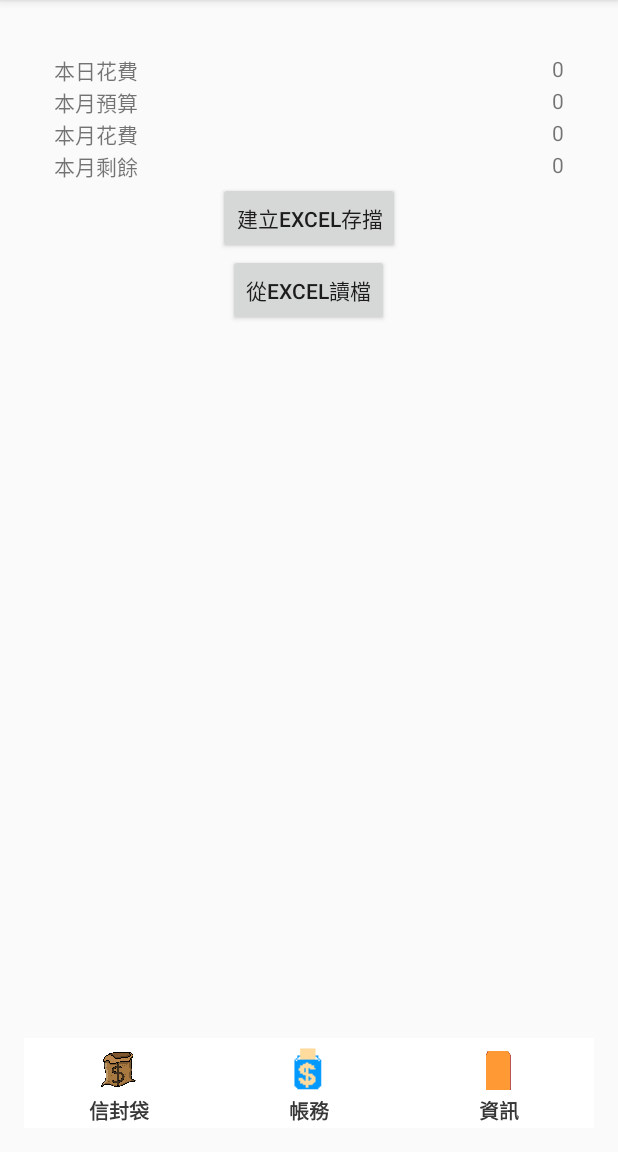
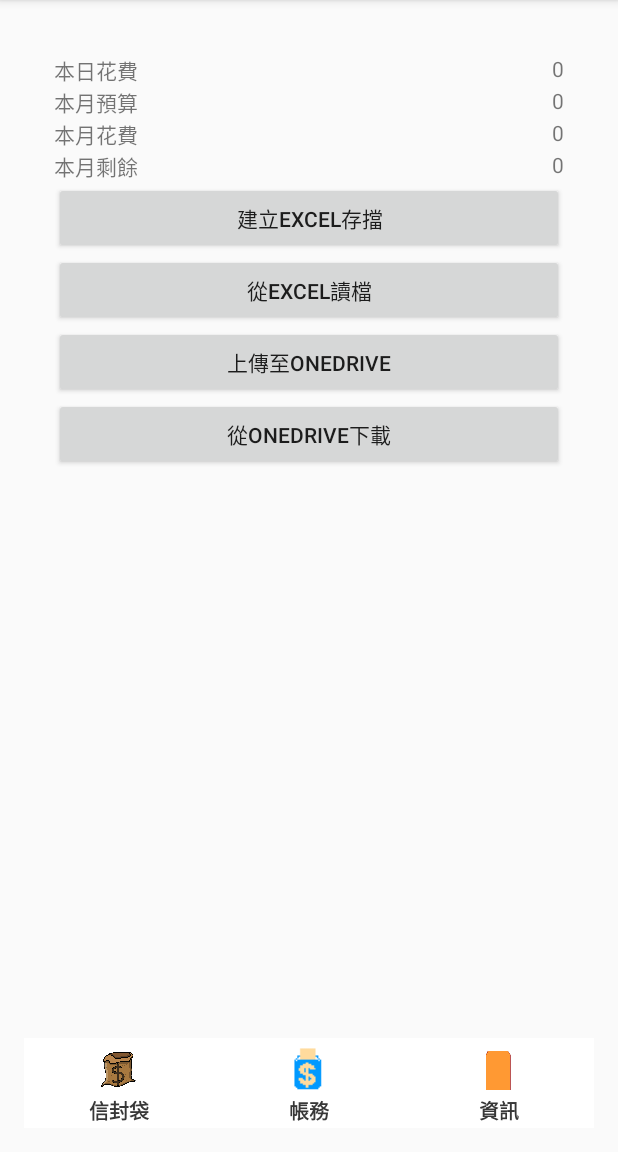
Before and after one commit to Aidan79225/Envelope, an Android app: the screen it shows after launch (MainActivity), item 3 of the bottom bar chosen, on a phone screen of 412 x 824 dp, the part 84-1236 px from its top. Run offline under Robolectric (Android 15) with nearby library versions, the phone set to English and light mode, and no system bars; 1 statement that could not run was skipped.

Commit message:
新增上傳備份檔至OneDrive,從OneDrive下載備份檔

```diff
--- a/AidanEnvelopeSaveMoney/app/src/main/java/com/aidan/aidanenvelopesavemoney/Information/InformationFragment.java
+++ b/AidanEnvelopeSaveMoney/app/src/main/java/com/aidan/aidanenvelopesavemoney/Information/InformationFragment.java
@@ -10,6 +10,7 @@
 import android.widget.Button;
 import android.widget.TextView;
 
+import com.aidan.aidanenvelopesavemoney.Network.OneDriveService;
 import com.aidan.aidanenvelopesavemoney.R;
 
 /**
@@ -18,7 +19,7 @@
 public class InformationFragment extends DialogFragment implements InformationContract.view {
     InformationContract.presenter presenter;
     ViewGroup rootView;
-    Button createExcelButton, readExcelButton;
+    Button createExcelButton, readExcelButton,uploadToOneDriveButton,downFromOneDriveButton;
     private TextView monthCostTextView, monthBudgetTextView, monthSurplusTextView,todayCostTextView;
 
     public static InformationFragment newInstance() {
@@ -42,8 +43,10 @@
 
     @Override
     public void findView() {
+        downFromOneDriveButton = (Button)rootView.findViewById(R.id.downFromOneDriveButton);
         createExcelButton = (Button) rootView.findViewById(R.id.createExcelButton);
         readExcelButton = (Button) rootView.findViewById(R.id.readExcelButton);
+        uploadToOneDriveButton = (Button)rootView.findViewById(R.id.uploadToOneDriveButton);
         monthCostTextView = (TextView) rootView.findViewById(R.id.monthCostTextView);
         monthBudgetTextView = (TextView) rootView.findViewById(R.id.monthBudgetTextView);
         monthSurplusTextView = (TextView) rootView.findViewById(R.id.monthSurplusTextView);
@@ -72,6 +75,29 @@
                 }
             }
         });
+        uploadToOneDriveButton.setOnClickListener(new View.OnClickListener() {
+            @Override
+            public void onClick(View v) {
+                new Thread(new Runnable() {
+                    @Override
+                    public void run() {
+                        OneDriveService.getInstance().upload(getActivity());
+                    }
+                }).start();
+            }
+        });
+        downFromOneDriveButton.setOnClickListener(new View.OnClickListener() {
+            @Override
+            public void onClick(View v) {
+                new Thread(new Runnable() {
+                    @Override
+                    public void run() {
+                        OneDriveService.getInstance().download(getActivity());
+
+                    }
+                }).start();
+            }
+        });
     }
 
     @Override
--- a/AidanEnvelopeSaveMoney/app/src/main/res/layout/fragment_information.xml
+++ b/AidanEnvelopeSaveMoney/app/src/main/res/layout/fragment_information.xml
@@ -79,16 +79,32 @@
         </RelativeLayout>
         <Button
             android:id="@+id/createExcelButton"
-            android:layout_width="wrap_content"
+
+            android:layout_width="match_parent"
             android:layout_height="wrap_content"
             android:layout_gravity="center_horizontal"
             android:text="@string/create_excel"/>
         <Button
             android:id="@+id/readExcelButton"
-            android:layout_width="wrap_content"
+
+            android:layout_width="match_parent"
             android:layout_height="wrap_content"
             android:layout_gravity="center_horizontal"
             android:text="@string/read_excel"/>
+        <Button
+            android:id="@+id/uploadToOneDriveButton"
+
+            android:layout_width="match_parent"
+            android:layout_height="wrap_content"
+            android:layout_gravity="center_horizontal"
+            android:text="@string/upload_to_one_drive"/>
+        <Button
+            android:id="@+id/downFromOneDriveButton"
+
+            android:layout_width="match_parent"
+            android:layout_height="wrap_content"
+            android:layout_gravity="center_horizontal"
+            android:text="@string/download_from_one_drive"/>
 
     </LinearLayout>
 </LinearLayout>
--- a/AidanEnvelopeSaveMoney/app/src/main/res/values/strings.xml
+++ b/AidanEnvelopeSaveMoney/app/src/main/res/values/strings.xml
@@ -34,6 +34,7 @@
     <string name="month_surplus">本月剩餘</string>
     <string name="create_excel">建立Excel存擋</string>
     <string name="read_excel">從Excel讀檔</string>
-
+    <string name="upload_to_one_drive">上傳至OneDrive</string>
+    <string name="download_from_one_drive">從OneDrive下載</string>
 
 </resources>
```
Also changed, not shown: AidanEnvelopeSaveMoney/app/build.gradle (+12 -0 lines), AidanEnvelopeSaveMoney/app/src/main/AndroidManifest.xml (+6 -2 lines), AidanEnvelopeSaveMoney/app/src/main/java/com/aidan/aidanenvelopesavemoney/Information/ReadExcel.java (+15 -6 lines), AidanEnvelopeSaveMoney/app/src/main/java/com/aidan/aidanenvelopesavemoney/Network/OneDriveService.java (added, +154 -0 lines).
